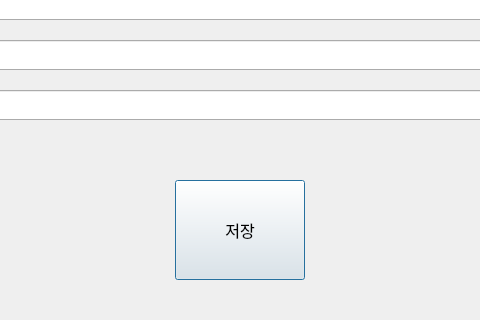
First picture: the form in 재고관리/edit.ui, repository go4521304/storage, before the edit; both pictures show x 160 to 640 and y 180 to 500 of the 800 by 500 pixel window.
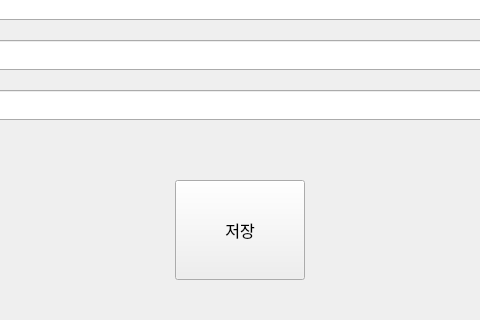
Second picture: the form after the edit.

Commit message:
물품에 대해서 정보를 수정할 때 마다 (추가 / 수정 / 입, 출고 등등) 최근내역과 검색창을 다시 로딩하게 연결함
구현해야 할것
-json파일과 주소등 구글 시트와 연결하는걸 사용자가 직접 수정할 수 있게
-파일들 분할
-저장 속도 더 빠르게 쓰레드 분할

```diff
--- a/재고관리/edit.ui
+++ b/재고관리/edit.ui
@@ -239,6 +239,9 @@
    <property name="text">
     <string>저장</string>
    </property>
+   <property name="autoDefault">
+    <bool>false</bool>
+   </property>
   </widget>
  </widget>
  <resources/>
```
The commit also changes 2 other files.
